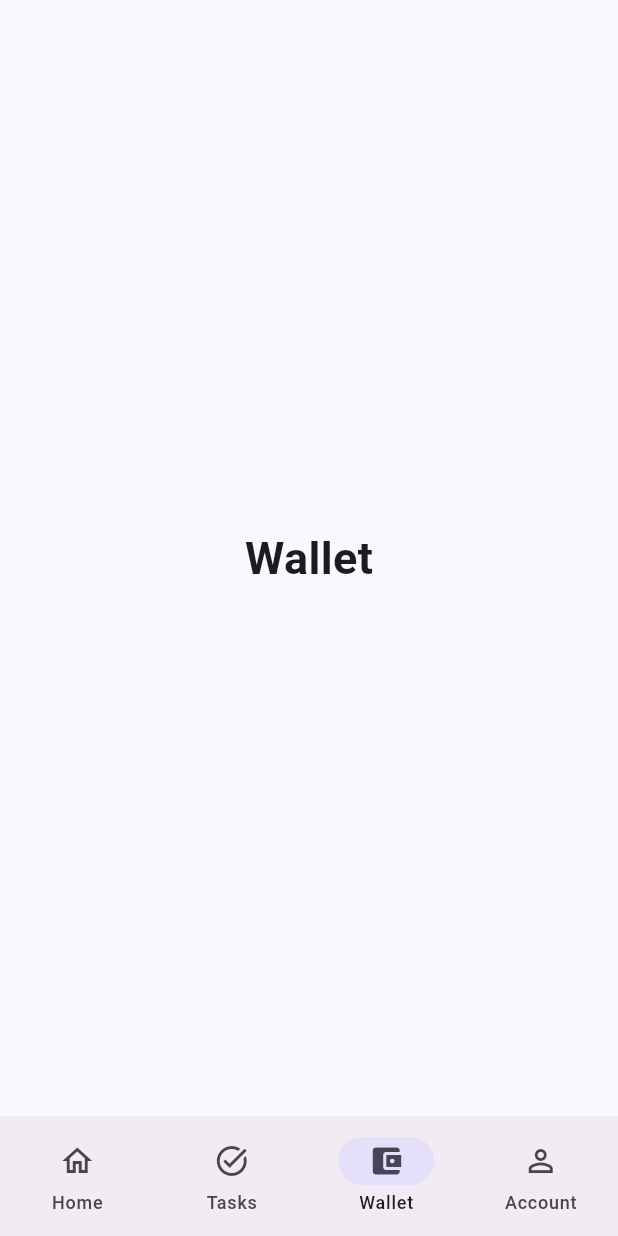
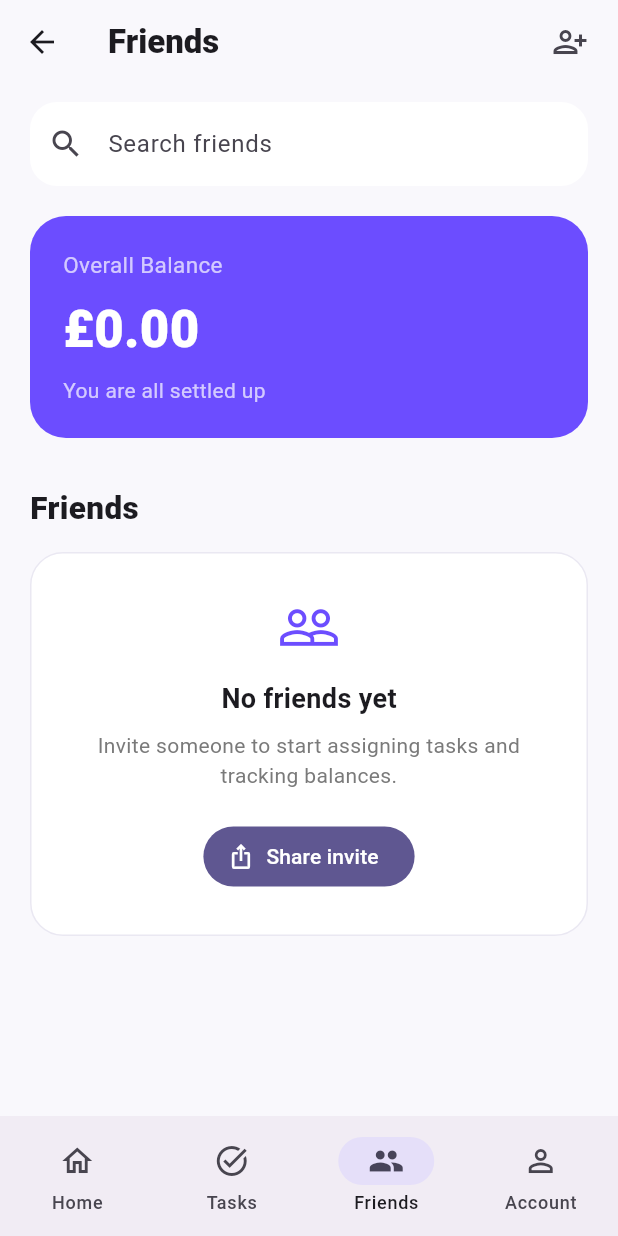
Before and after one commit to ndalby5/chore_wallet, a Flutter app: the AppShell screen opened by its route, item 3 of the bottom bar chosen, on a phone screen of 412 x 824 dp. Run offline on Flutter 3.47's test engine with Material 3 defaults, Android fonts, the phone set to English and light mode, and no system bars; our stand-ins replace share_plus, supabase_flutter; accounts and stored records are empty.

Commit message:
Add Friends page and friend invites

```diff
--- a/lib/core/navigation/app_shell.dart
+++ b/lib/core/navigation/app_shell.dart
@@ -3,7 +3,7 @@ import 'package:flutter/material.dart';
 import '../../features/account/account_page.dart';
 import '../../features/home/home_page.dart';
 import '../../features/tasks/tasks_page.dart';
-import '../../features/wallet/wallet_page.dart';
+import '../../features/friends/friends_page.dart';
 
 class AppShell extends StatefulWidget {
   const AppShell({super.key});
@@ -18,7 +18,7 @@ class _AppShellState extends State<AppShell> {
   static const List<Widget> _pages = [
     HomePage(),
     TasksPage(),
-    WalletPage(),
+    FriendsPage(),
     AccountPage(),
   ];
 
@@ -50,9 +50,9 @@ class _AppShellState extends State<AppShell> {
             label: 'Tasks',
           ),
           NavigationDestination(
-            icon: Icon(Icons.account_balance_wallet_outlined),
-            selectedIcon: Icon(Icons.account_balance_wallet),
-            label: 'Wallet',
+            icon: Icon(Icons.people_outline),
+            selectedIcon: Icon(Icons.people),
+            label: 'Friends',
           ),
           NavigationDestination(
             icon: Icon(Icons.person_outline),
--- /dev/null
+++ b/lib/features/friends/friends_page.dart
@@ -0,0 +1,211 @@
+import 'package:flutter/material.dart';
+import 'package:share_plus/share_plus.dart';
+import 'package:supabase_flutter/supabase_flutter.dart';
+
+import '../../theme/app_colors.dart';
+
+class FriendsPage extends StatefulWidget {
+  const FriendsPage({super.key});
+
+  @override
+  State<FriendsPage> createState() => _FriendsPageState();
+}
+
+class _FriendsPageState extends State<FriendsPage> {
+  bool _isCreatingInvite = false;
+
+  Future<void> _shareInvite() async {
+    setState(() {
+      _isCreatingInvite = true;
+    });
+
+    try {
+      final response = await Supabase.instance.client.rpc(
+        'create_friend_invite',
+      );
+
+      final invite = Map<String, dynamic>.from(response as Map);
+      final token = invite['token']?.toString();
+
+      if (token == null || token.isEmpty) {
+        throw Exception('No invite token was returned.');
+      }
+
+      // Temporary web link for development.
+      // We will replace this with the final PocketPot domain later.
+      final inviteLink =
+          'http://localhost:5000/#/invite?token=$token';
+
+      await SharePlus.instance.share(
+        ShareParams(
+          text:
+              'Join me on PocketPot and connect as friends:\n$inviteLink',
+          subject: 'PocketPot friend invite',
+        ),
+      );
+    } on PostgrestException catch (error) {
+      if (!mounted) return;
+
+      ScaffoldMessenger.of(context).showSnackBar(
+        SnackBar(
+          content: Text(error.message),
+        ),
+      );
+    } catch (error) {
+      if (!mounted) return;
+
+      ScaffoldMessenger.of(context).showSnackBar(
+        SnackBar(
+          content: Text(
+            'Could not create the invite. $error',
+          ),
+        ),
+      );
+    } finally {
+      if (mounted) {
+        setState(() {
+          _isCreatingInvite = false;
+        });
+      }
+    }
+  }
+
+  @override
+  Widget build(BuildContext context) {
+    return Scaffold(
+      backgroundColor: AppColors.background,
+      appBar: AppBar(
+        title: const Text(
+          'Friends',
+          style: TextStyle(
+            fontWeight: FontWeight.w800,
+          ),
+        ),
+        backgroundColor: AppColors.background,
+        actions: [
+          IconButton(
+            tooltip: 'Add friend',
+            onPressed: _isCreatingInvite ? null : _shareInvite,
+            icon: _isCreatingInvite
+                ? const SizedBox(
+                    width: 22,
+                    height: 22,
+                    child: CircularProgressIndicator(
+                      strokeWidth: 2,
+                    ),
+                  )
+                : const Icon(Icons.person_add_alt_1_outlined),
+          ),
+          const SizedBox(width: 8),
+        ],
+      ),
+      body: ListView(
+        padding: const EdgeInsets.fromLTRB(20, 12, 20, 32),
+        children: [
+          TextField(
+            decoration: InputDecoration(
+              hintText: 'Search friends',
+              prefixIcon: const Icon(Icons.search),
+              filled: true,
+              fillColor: Colors.white,
+              border: OutlineInputBorder(
+                borderRadius: BorderRadius.circular(18),
+                borderSide: BorderSide.none,
+              ),
+            ),
+          ),
+          const SizedBox(height: 20),
+          Container(
+            width: double.infinity,
+            padding: const EdgeInsets.all(22),
+            decoration: BoxDecoration(
+              color: AppColors.primary,
+              borderRadius: BorderRadius.circular(24),
+            ),
+            child: const Column(
+              crossAxisAlignment: CrossAxisAlignment.start,
+              children: [
+                Text(
+                  'Overall Balance',
+                  style: TextStyle(
+                    color: Colors.white70,
+                    fontSize: 15,
+                  ),
+                ),
+                SizedBox(height: 8),
+                Text(
+                  '£0.00',
+                  style: TextStyle(
+                    color: Colors.white,
+                    fontSize: 34,
+                    fontWeight: FontWeight.w800,
+                  ),
+                ),
+                SizedBox(height: 6),
+                Text(
+                  'You are all settled up',
+                  style: TextStyle(
+                    color: Colors.white70,
+                  ),
+                ),
+              ],
+            ),
+          ),
+          const SizedBox(height: 32),
+          const Text(
+            'Friends',
+            style: TextStyle(
+              fontSize: 21,
+              fontWeight: FontWeight.w800,
+            ),
+          ),
+          const SizedBox(height: 14),
+          Container(
+            width: double.infinity,
+            padding: const EdgeInsets.all(28),
+            decoration: BoxDecoration(
+              color: Colors.white,
+              borderRadius: BorderRadius.circular(22),
+              border: Border.all(
+                color: const Color(0xFFEAE8F2),
+              ),
+            ),
+            child: Column(
+              children: [
+                const Icon(
+                  Icons.people_outline,
+                  size: 42,
+                  color: AppColors.primary,
+                ),
+                const SizedBox(height: 14),
+                const Text(
+                  'No friends yet',
+                  style: TextStyle(
+                    fontSize: 18,
+                    fontWeight: FontWeight.w700,
+                  ),
+                ),
+                const SizedBox(height: 8),
+                const Text(
+                  'Invite someone to start assigning tasks and tracking balances.',
+                  textAlign: TextAlign.center,
+                  style: TextStyle(
+                    color: AppColors.subtitle,
+                    height: 1.4,
+                  ),
+                ),
+                const SizedBox(height: 20),
+                FilledButton.icon(
+                  onPressed:
+                      _isCreatingInvite ? null : _shareInvite,
+                  icon: const Icon(Icons.ios_share_outlined),
+                  label: const Text('Share invite'),
+                ),
+              ],
+            ),
+          ),
+        ],
+      ),
+    );
+  }
+}
--- a/lib/features/wallet/wallet_page.dart
+++ /dev/null
@@ -1,20 +0,0 @@
-import 'package:flutter/material.dart';
-
-class WalletPage extends StatelessWidget {
-  const WalletPage({super.key});
-
-  @override
-  Widget build(BuildContext context) {
-    return const SafeArea(
-      child: Center(
-        child: Text(
-          'Wallet',
-          style: TextStyle(
-            fontSize: 30,
-            fontWeight: FontWeight.bold,
-          ),
-        ),
-      ),
-    );
-  }
-}
--- a/pubspec.yaml
+++ b/pubspec.yaml
@@ -35,6 +35,7 @@ dependencies:
   # Use with the CupertinoIcons class for iOS style icons.
   cupertino_icons: ^1.0.8
   supabase_flutter: ^2.16.0
+  share_plus: ^13.3.0
 
 dev_dependencies:
   flutter_test:
```
Also changed, not shown: pubspec.lock, 5 other files.
